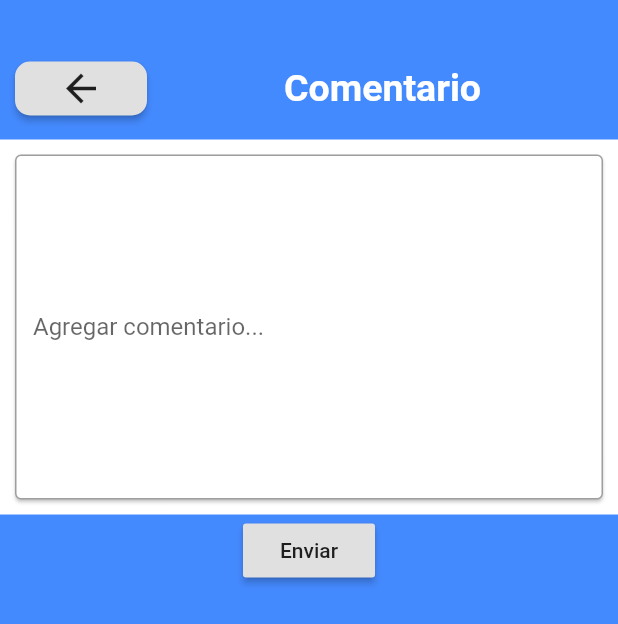
After one commit to Jdanniel/ElavonAplicacionAndroid, a Flutter app: the AgregarComentario screen opened by its route, on a phone screen of 412 x 824 dp. The commit adds this screen. Shown: the top 624 px of the screen. Run offline on Flutter 3.47's test engine with Material 2 defaults, Android fonts, the phone set to English and light mode, and no system bars; our stand-ins replace curved_navigation_bar, date_format, dio, geolocator, image_cropper, image_picker and 4 more; missing offline and left inert: firebase_ml_vision, load; accounts and stored records are empty.

Commit message:
Se agrego la toma y envio de comentarios y la actualizacion de las coordenadas del negocio

```diff
--- a/lib/bloc/odts_bloc.dart
+++ b/lib/bloc/odts_bloc.dart
@@ -69,6 +69,11 @@ class OdtsBloc{
     return resultado;
   }
 
+  Future<int> agregarComentario(int idar, String comentario)async{
+    int resultado = await _odtsProvider.agregarComentario(comentario, idar);
+    return resultado;
+  }
+
   dispose(){
     _allodtsbyDateController?.close();
     _allodtsController?.close();
--- a/lib/main.dart
+++ b/lib/main.dart
@@ -1,4 +1,5 @@
 import 'package:flutter/material.dart';
+import 'package:flutter/services.dart';
 import 'package:intl/date_symbol_data_local.dart';
 import 'package:load/load.dart';
 import 'package:elavonappmovil/bloc/provider.dart';
@@ -13,11 +14,13 @@ import 'package:elavonappmovil/pages/menu/serviciosabierto.menu.dart';
 import 'package:elavonappmovil/pages/menu/servicioscerrados_menu.dart';
 import 'package:elavonappmovil/pages/menu/serviciosnuevos_menu.dart';
 import 'package:elavonappmovil/pages/menu/unidadesinventario.dart';
+import 'package:elavonappmovil/pages/menu/detalles/agregarcomentarios.dart';
 
 void main() async {
 
   final prefs = new PreferenciasUsuario();
   await prefs.initPrefs();
+  await SystemChrome.setPreferredOrientations([DeviceOrientation.portraitUp]);
   initializeDateFormatting().then((_) => runApp(MyApp()));
 
 }
@@ -43,7 +46,8 @@ class MyApp extends StatelessWidget {
             'scanner' : (BuildContext context) => ScannerPage(),
             'cargaCatalogos' : (BuildContext context) => CargaPage(),
             'unidadesInvenario' : (BuildContext context) => UnidadesInventarioPage(),
-            'editImage' : (BuildContext context) => EditImage()
+            'editImage' : (BuildContext context) => EditImage(),
+            'agregarComentario' : (BuildContext context) => AgregarComentario()
           },
           theme: ThemeData(primaryColor: Colors.blueAccent),
         ),
--- a/lib/pages/home_page.dart
+++ b/lib/pages/home_page.dart
@@ -58,6 +58,7 @@ class _HomePageState extends State<HomePage> {
           _cardRedondeado('Unidades', 'Inventario', Icons.lock, 4),
           _cardRedondeado('Escanear', 'Series', Icons.scanner, 5),
           _cardRedondeado('Editar', 'Imagen', Icons.image, 6),
+          _cardRedondeado('Agregar', 'Comentario', Icons.image, 7),
         ],
       ),
     );
@@ -227,6 +228,9 @@ class _HomePageState extends State<HomePage> {
       case 6:
         Navigator.pushNamed(context, 'editImage');
         break;
+      case 7:
+        Navigator.pushNamed(context, 'agregarComentario');
+        break;
         default:
     }
   }
--- /dev/null
+++ b/lib/pages/menu/detalles/agregarcomentarios.dart
@@ -0,0 +1,143 @@
+import 'package:elavonappmovil/bloc/provider.dart';
+import 'package:elavonappmovil/models/odts_model.dart';
+import 'package:flutter/material.dart';
+import 'package:load/load.dart';
+
+class AgregarComentario extends StatefulWidget {
+  @override
+  _AgregarComentarioState createState() => _AgregarComentarioState();
+}
+
+class _AgregarComentarioState extends State<AgregarComentario> {
+  final _formKey = GlobalKey<FormState>();
+  final _textformfieldController = new TextEditingController();
+  Odtmodel odt = new Odtmodel();
+  OdtsBloc bloc;
+
+  @override
+  Widget build(BuildContext context) {
+    final odtData = ModalRoute.of(context).settings.arguments;
+    bloc = Provider.odtsBloc(context);
+
+    if (odtData != null) {
+      odt = odtData;
+    }
+
+    return Scaffold(
+      backgroundColor: Colors.blueAccent,
+      body: SafeArea(
+        child: SingleChildScrollView(
+          child: Column(
+            children: <Widget>[
+              SizedBox(
+                height: 10.0,
+              ),
+              _botonRegresar(context),
+              SizedBox(
+                height: 10.0,
+              ),
+              Container(
+                color: Colors.white,
+                child: Card(
+                  color: Colors.white,
+                  margin: EdgeInsets.all(10.0),
+                  child: Form(
+                    key: _formKey,
+                    child: TextFormField(
+                      controller: _textformfieldController,
+                      maxLines: 10,
+                      textCapitalization: TextCapitalization.sentences,
+                      decoration: InputDecoration(
+                          border: OutlineInputBorder(),
+                          labelText: 'Agregar comentario...'),
+                      validator: (value) {
+                        if (value.isEmpty) {
+                          return 'Por favor agrega algo de texto';
+                        }
+                        return null;
+                      },
+                    ),
+                  ),
+                ),
+              ),
+              _botonEnviar(context)
+            ],
+          ),
+        ),
+      ),
+    );
+  }
+
+  Widget _botonEnviar(BuildContext _context) {
+    return RaisedButton(
+      onPressed: () {
+        if (_formKey.currentState.validate()) {
+          //Scaffold.of(_context).showSnackBar(SnackBar(content: Text("Procesing Data"),));
+          print(_textformfieldController.text);
+          enviarComnetario(_textformfieldController.text);
+          _textformfieldController.text = '';
+        }
+      },
+      child: Text("Enviar"),
+    );
+  }
+
+  void enviarComnetario(String comentario) async {
+    showCustomLoadingWidget(Container(
+        child: Column(
+      mainAxisAlignment: MainAxisAlignment.center,
+      children: <Widget>[
+        CircularProgressIndicator(),
+        SizedBox(
+          height: 1.0,
+        ),
+        Text("Enviando...")
+      ],
+    )));
+    int r = await bloc.agregarComentario(odt.idAr, comentario);
+    String msg = '';
+    r == 1 ? msg = "Comentario agregado" : msg = "El comentario no se agrego";
+    hideLoadingDialog();
+    final snackbar = SnackBar(
+      content: Text(msg),
+    );
+    Scaffold.of(context).showSnackBar(snackbar);
+  }
+
+  Widget _botonRegresar(BuildContext _context) {
+    return Container(
+        padding: EdgeInsets.only(left: 10.0, top: 25.0),
+        alignment: Alignment.topLeft,
+        child: Row(
+          children: <Widget>[
+            RaisedButton(
+              onPressed: () {
+                _regresar(_context);
+              },
+              shape: RoundedRectangleBorder(
+                  borderRadius: BorderRadius.circular(10.0)),
+              child: Icon(
+                Icons.arrow_back,
+                size: 30.0,
+              ),
+            ),
+            Expanded(
+              child: Container(
+                alignment: Alignment.center,
+                child: Text(
+                  "Comentario",
+                  style: TextStyle(
+                      color: Colors.white,
+                      fontSize: 25.0,
+                      fontWeight: FontWeight.bold),
+                ),
+              ),
+            )
+          ],
+        ));
+  }
+
+  void _regresar(BuildContext _context) {
+    Navigator.pop(_context);
+  }
+}
--- a/lib/pages/menu/detalles/detalleInit.dart
+++ b/lib/pages/menu/detalles/detalleInit.dart
@@ -41,6 +41,9 @@ class _DetalleInitState extends State<DetalleInit> {
                 height: 10.0,
               ),
               _botonRegresar(context),
+              SizedBox(
+                height: 10.0,
+              ),
               _crearCards(_height)
             ],
           ),
@@ -288,7 +291,6 @@ class _DetalleInitState extends State<DetalleInit> {
 
   @override
   void dispose() {
-    // TODO: implement dispose
     //position?.cancel();
     super.dispose();
   }
--- a/lib/pages/menu/detalles/detalleOdt.dart
+++ b/lib/pages/menu/detalles/detalleOdt.dart
@@ -1,3 +1,4 @@
+import 'package:elavonappmovil/pages/menu/detalles/agregarcomentarios.dart';
 import 'package:elavonappmovil/pages/menu/detalles/detalleInit.dart';
 import 'package:flutter/material.dart';
 import 'package:curved_navigation_bar/curved_navigation_bar.dart';
@@ -11,6 +12,7 @@ class DetalleOdtPage extends StatefulWidget {
 class _DetalleOdtPageState extends State<DetalleOdtPage> {
   final TomarFoto _tomarFoto = new TomarFoto();
   final DetalleInit _init = new DetalleInit();
+  final AgregarComentario _comentario = new AgregarComentario();
 
   Widget _showPage = new DetalleInit();
 
@@ -47,6 +49,10 @@ class _DetalleOdtPageState extends State<DetalleOdtPage> {
               Icons.add_a_photo,
               size: 30,
             ),
+            Icon(
+              Icons.edit,
+              size: 30,
+            )
           ],
           onTap: (index) {
             setState(() {
@@ -64,6 +70,9 @@ class _DetalleOdtPageState extends State<DetalleOdtPage> {
       case 4:
         return _tomarFoto;
         break;
+      case 5:
+        return _comentario;
+        break;
       default:
         return Container(
           child: Center(
--- a/lib/pages/menu/detalles/tomarfoto.dart
+++ b/lib/pages/menu/detalles/tomarfoto.dart
@@ -14,7 +14,6 @@ class TomarFoto extends StatefulWidget {
 class _TomarFotoState extends State<TomarFoto> {
   File _image;
   bool _ismageloaded = false;
-  bool _enviadoPhoto = false;
   OdtsBloc bloc;
   Odtmodel odt = new Odtmodel();
 
--- a/lib/provider/negocios_provider.dart
+++ b/lib/provider/negocios_provider.dart
@@ -9,13 +9,14 @@ class NegociosProvider{
   Future<int> updateCoordenadas(NegociosModel model) async{
 
     try{
-      String url = "$_url/coordenadas";
+      String url = "$_url/UpdateCoordenadas";
       var dio = Dio();
 
       final resp = await dio.put(url, data: {
         "ID_NEGOCIO": model.idNegocio,
         "LATITUD": model.latitud,
-        "LONGITUD": model.longitud
+        "LONGITUD": model.longitud,
+        "ID_USUARIO" : _prefs.idUsuario
       });
       return resp.data;
     } on DioError catch(error){
--- a/lib/provider/usuario_provider.dart
+++ b/lib/provider/usuario_provider.dart
@@ -1,7 +1,5 @@
-import 'dart:convert';
 import 'package:date_format/date_format.dart';
 import 'package:dio/dio.dart';
-import 'package:http/http.dart' as http;
 
 import 'package:elavonappmovil/preferencias_usuario/preferencias_usuario.dart';
 
--- a/lib/shapes/dibujarCurva0.dart
+++ b/lib/shapes/dibujarCurva0.dart
@@ -5,7 +5,6 @@ class DibujarCurva0 extends CustomPainter{
 
   @override
   void paint(Canvas canvas, Size size) {
-    // TODO: implement paint
     var paint = Paint();
 
     paint.color = Color.fromRGBO(37, 176, 232, 0.91);
@@ -37,7 +36,6 @@ class DibujarCurva0 extends CustomPainter{
 
   @override
   bool shouldRepaint(CustomPainter oldDelegate) {
-    // TODO: implement shouldRepaint
     return true;
   }
 
--- a/lib/shapes/dibujarCurva1.dart
+++ b/lib/shapes/dibujarCurva1.dart
@@ -5,7 +5,6 @@ class DibujarCurva1 extends CustomPainter{
 
   @override
   void paint(Canvas canvas, Size size) {
-    // TODO: implement paint
     var paint = Paint();
 
     paint.color = Colors.blueGrey;
@@ -23,7 +22,6 @@ class DibujarCurva1 extends CustomPainter{
 
   @override
   bool shouldRepaint(CustomPainter oldDelegate) {
-    // TODO: implement shouldRepaint
     return true;
   }
 
```
Also changed, not shown: lib/pages/login.dart (+52 -65 lines), lib/provider/odt_provider.dart (+20 -0 lines).
